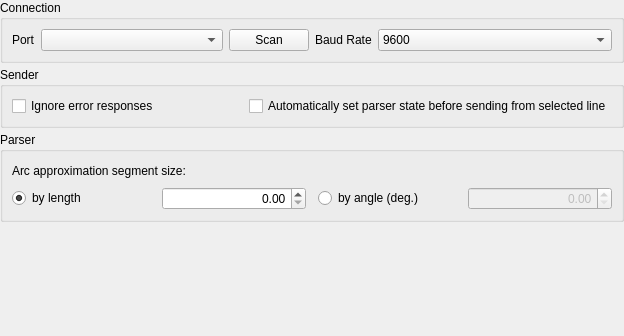
octronic-uk/Candle, file View/Settings/ConnectionSettingsForm.ui: the form before one commit.
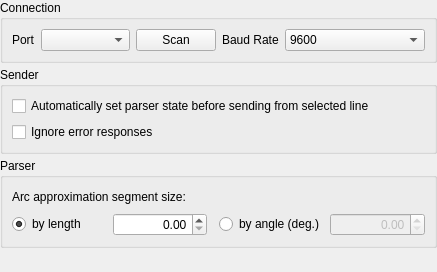
The form after the commit.

```diff
--- a/View/Settings/ConnectionSettingsForm.ui
+++ b/View/Settings/ConnectionSettingsForm.ui
@@ -6,8 +6,8 @@
    <rect>
     <x>0</x>
     <y>0</y>
-    <width>624</width>
-    <height>336</height>
+    <width>437</width>
+    <height>272</height>
    </rect>
   </property>
   <property name="windowTitle">
@@ -157,14 +157,7 @@
      <property name="title">
       <string>Sender</string>
      </property>
-     <layout class="QHBoxLayout" name="horizontalLayout_6">
-      <item>
-       <widget class="QCheckBox" name="chkIgnoreErrors">
-        <property name="text">
-         <string>Ignore error responses</string>
-        </property>
-       </widget>
-      </item>
+     <layout class="QVBoxLayout" name="verticalLayout_2">
       <item>
        <widget class="QCheckBox" name="chkAutoParserState">
         <property name="text">
@@ -172,6 +165,13 @@
         </property>
        </widget>
       </item>
+      <item>
+       <widget class="QCheckBox" name="chkIgnoreErrors">
+        <property name="text">
+         <string>Ignore error responses</string>
+        </property>
+       </widget>
+      </item>
      </layout>
     </widget>
    </item>
```
